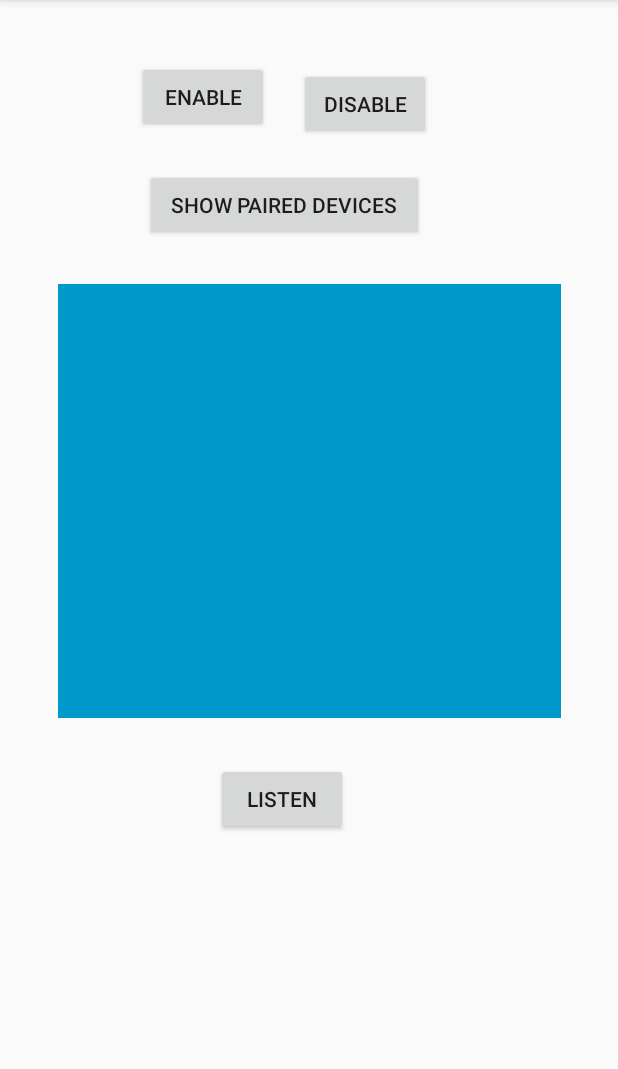
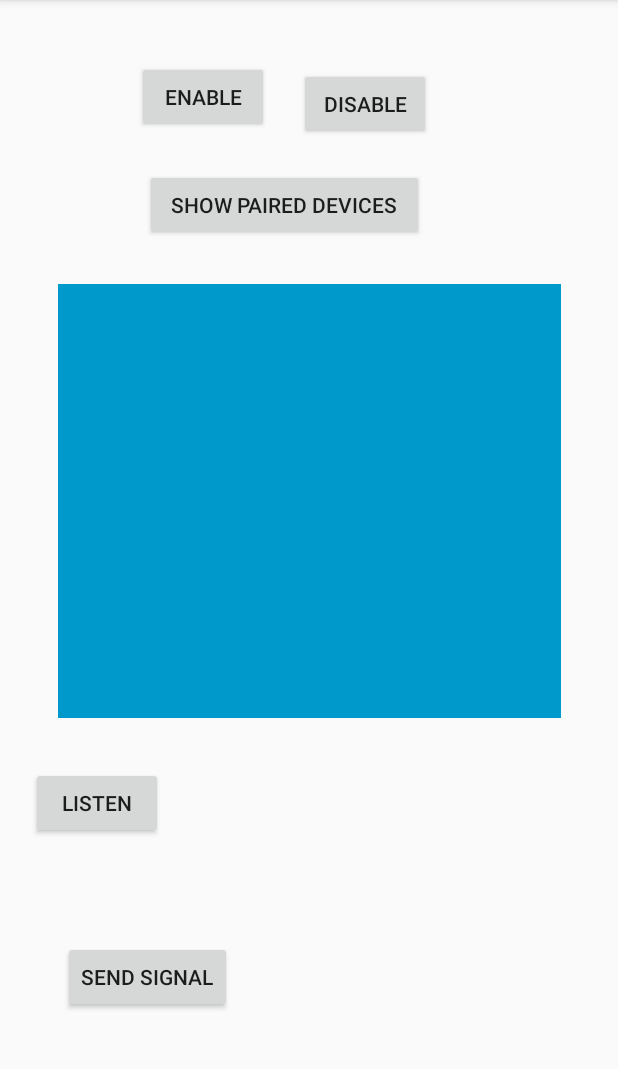
Before and after one commit to Penguin5/BlueToothTestApp, an Android app: the screen it shows after launch (MainActivity), on a phone screen of 412 x 824 dp, the part 84-1153 px from its top. Run offline under Robolectric (Android 15) with nearby library versions, the phone set to English and light mode, and no system bars.

Commit message:
sends whether the signal button is pressed or not, however it sends it to the same device, for the real one, it would have to use input and output stream. Also unsure how Android studio handles when a user tries to run a thread that already has been created.

```diff
--- a/app/src/main/java/com/example/bluetoothtestapp/MainActivity.java
+++ b/app/src/main/java/com/example/bluetoothtestapp/MainActivity.java
@@ -10,6 +10,7 @@ import android.os.Message;
 import android.support.annotation.Nullable;
 import android.support.v7.app.AppCompatActivity;
 import android.os.Bundle;
+import android.view.MotionEvent;
 import android.view.View;
 import android.widget.AdapterView;
 import android.widget.ArrayAdapter;
@@ -27,8 +28,8 @@ import java.util.UUID;
 public class MainActivity extends AppCompatActivity
 {
     //this is a test
-    Button buttonON, buttonOFF, pairedDevicesButton, listenButton;
-    TextView isClicked;
+    Button buttonON, buttonOFF, pairedDevicesButton, listenButton, signalButton;
+    TextView isClicked, signalRecieved;
     ListView listView;
     BluetoothAdapter myBluetoothAdapter;
     BluetoothDevice[] btArray;
@@ -51,6 +52,8 @@ public class MainActivity extends AppCompatActivity
         listView = findViewById(R.id.ListView);
         isClicked = findViewById(R.id.isClicked);
         listenButton = findViewById(R.id.listenBtn);
+        signalButton = findViewById(R.id.signalBtn);
+        signalRecieved = findViewById(R.id.recieveSignal);
 
 
         enableBluetoothIntent = new Intent(BluetoothAdapter.ACTION_REQUEST_ENABLE);
@@ -66,6 +69,8 @@ public class MainActivity extends AppCompatActivity
 
     }
 
+
+    //starts the bluetooth socket server
     private void listenButton() {
         listenButton.setOnClickListener(new View.OnClickListener() {
             @Override
@@ -76,21 +81,56 @@ public class MainActivity extends AppCompatActivity
         });
     }
 
-    Handler handler = new Handler(new Handler.Callback() {
+    //handles displaying if the two devices were able to connect
+    Handler handler1 = new Handler(new Handler.Callback() {
         @Override
         public boolean handleMessage(Message msg) {
-           isClicked.setText(String.valueOf(msg.arg1));
+            int num = msg.arg1;
+           if (!(num == 0)){
+               isClicked.setText("Connected");
+           }
             return false;
         }
     });
 
+    //handles displaying if the signal is being sent
+    Handler handler2 = new Handler(new Handler.Callback() {
+        @Override
+        public boolean handleMessage(Message msg) {
+            signalRecieved.setText(String.valueOf(msg.arg1));
+            return false;
+        }
+    });
+
+    //method to display whether or not the send signal button has been pressed
+    private void sendSignal() {
+        signalButton.setOnTouchListener(new View.OnTouchListener() {
+            @Override
+            public boolean onTouch(View v, MotionEvent event) {
+                Message message = Message.obtain();
+                switch(event.getAction()) {
+                    case MotionEvent.ACTION_DOWN:
+                        message.arg1 = 1;
+                        handler2.sendMessage(message);
+                        return true;
+                    case MotionEvent.ACTION_UP:
+                        message.arg1 = 0;
+                        handler2.sendMessage(message);
+                        return true;
+                }
+                return false;
+            }
+        });
+
+    }
+
+    //method to run the connect thread, passes the bluetooth device from an array based on the list view
     private void connectBT() {
        listView.setOnItemClickListener(new AdapterView.OnItemClickListener() {
            @Override
            public void onItemClick(AdapterView<?> parent, View view, int position, long id) {
                ConnectThread connectThread = new ConnectThread(btArray[position]);
                connectThread.start();
-              // Toast.makeText(getApplicationContext(), "connected to other device", Toast.LENGTH_LONG).show();
            }
        });
 
@@ -200,14 +240,14 @@ public class MainActivity extends AppCompatActivity
                 }
 
                 if (socket != null) {
-                    // A connection was accepted. Perform work associated with
-                    //manageMyConnectedSocket(mmSocket);
+                    // A connection was accepted. Send signal manages the task for the app to do
+                    sendSignal();
                     try {
                         mmServerSocket.close();
                     } catch (IOException e) {
                         e.printStackTrace();
                     }
-                    break;
+                    //break;
                 }
             }
         }
@@ -266,7 +306,7 @@ public class MainActivity extends AppCompatActivity
             // the connection in a separate thread.
             Message message = Message.obtain();
             message.arg1 = 1;
-            handler.sendMessage(message);
+            handler1.sendMessage(message);
 
         }
 
--- a/app/src/main/res/layout/activity_main.xml
+++ b/app/src/main/res/layout/activity_main.xml
@@ -72,33 +72,65 @@
 
     <TextView
         android:id="@+id/isClicked"
-        android:layout_width="wrap_content"
-        android:layout_height="wrap_content"
-        android:layout_marginStart="175dp"
-        android:layout_marginLeft="175dp"
-        android:layout_marginTop="601dp"
-        android:layout_marginEnd="236dp"
-        android:layout_marginRight="236dp"
-        android:layout_marginBottom="111dp"
+        android:layout_width="88dp"
+        android:layout_height="17dp"
+        android:layout_marginStart="59dp"
+        android:layout_marginLeft="59dp"
+        android:layout_marginTop="59dp"
+        android:layout_marginEnd="126dp"
+        android:layout_marginRight="126dp"
+        android:layout_marginBottom="204dp"
         app:layout_constraintBottom_toBottomOf="parent"
         app:layout_constraintEnd_toEndOf="parent"
-        app:layout_constraintStart_toStartOf="parent"
-        app:layout_constraintTop_toTopOf="parent" />
+        app:layout_constraintStart_toEndOf="@+id/listenBtn"
+        app:layout_constraintTop_toBottomOf="@+id/ListView" />
 
     <Button
         android:id="@+id/listenBtn"
         android:layout_width="wrap_content"
         android:layout_height="wrap_content"
-        android:layout_marginStart="143dp"
-        android:layout_marginLeft="143dp"
-        android:layout_marginTop="25dp"
-        android:layout_marginEnd="180dp"
-        android:layout_marginRight="180dp"
-        android:layout_marginBottom="207dp"
+        android:layout_marginStart="50dp"
+        android:layout_marginLeft="50dp"
+        android:layout_marginTop="28dp"
+        android:layout_marginEnd="59dp"
+        android:layout_marginRight="59dp"
+        android:layout_marginBottom="204dp"
         android:text="Listen"
         app:layout_constraintBottom_toBottomOf="parent"
-        app:layout_constraintEnd_toEndOf="parent"
+        app:layout_constraintEnd_toStartOf="@+id/isClicked"
         app:layout_constraintStart_toStartOf="parent"
         app:layout_constraintTop_toBottomOf="@+id/ListView" />
 
+    <Button
+        android:id="@+id/signalBtn"
+        android:layout_width="wrap_content"
+        android:layout_height="wrap_content"
+        android:layout_marginStart="29dp"
+        android:layout_marginLeft="29dp"
+        android:layout_marginTop="68dp"
+        android:layout_marginEnd="93dp"
+        android:layout_marginRight="93dp"
+        android:layout_marginBottom="88dp"
+        android:text="Send Signal"
+        app:layout_constraintBottom_toBottomOf="parent"
+        app:layout_constraintEnd_toStartOf="@+id/recieveSignal"
+        app:layout_constraintStart_toStartOf="parent"
+        app:layout_constraintTop_toBottomOf="@+id/listenBtn"
+        app:layout_constraintVertical_bias="0.0" />
+
+    <TextView
+        android:id="@+id/recieveSignal"
+        android:layout_width="wrap_content"
+        android:layout_height="wrap_content"
+        android:layout_marginStart="20dp"
+        android:layout_marginLeft="20dp"
+        android:layout_marginTop="96dp"
+        android:layout_marginEnd="118dp"
+        android:layout_marginRight="118dp"
+        android:layout_marginBottom="89dp"
+        app:layout_constraintBottom_toBottomOf="parent"
+        app:layout_constraintEnd_toEndOf="parent"
+        app:layout_constraintStart_toEndOf="@+id/signalBtn"
+        app:layout_constraintTop_toBottomOf="@+id/isClicked" />
+
 </android.support.constraint.ConstraintLayout>
```
